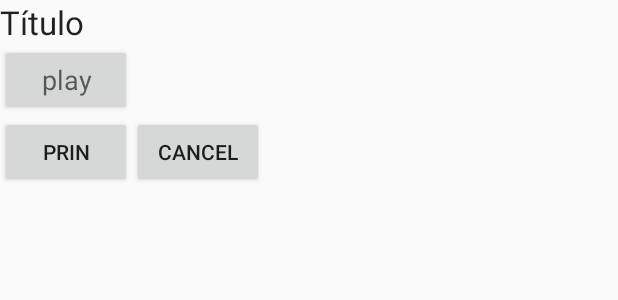
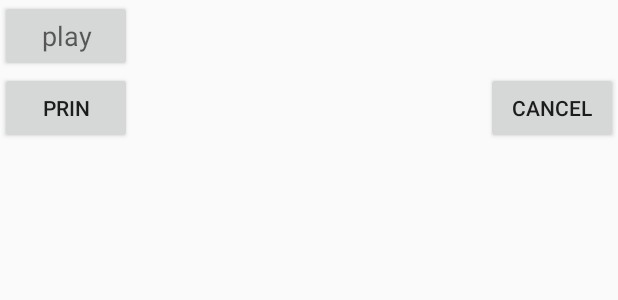
Before and after one commit to Rivanildo/MeuABC, an Android app: the layout activity_recorder.xml on its own in the app's theme, with its tools: preview values and no code run, on a phone screen of 412 x 824 dp. Shown: the top 300 px of the screen. Run offline under Robolectric (Android 15) with nearby library versions, the phone set to English and light mode, and no system bars.

Commit message:
Erro solucionado

```diff
--- a/MeuAbc/app/src/main/res/layout/activity_recorder.xml
+++ b/MeuAbc/app/src/main/res/layout/activity_recorder.xml
@@ -5,12 +5,7 @@
     android:layout_width="match_parent"
     android:layout_height="match_parent">
 
-    <TextView
-        android:layout_width="wrap_content"
-        android:layout_height="wrap_content"
-        android:textAppearance="?android:attr/textAppearanceLarge"
-        android:text="Título"
-        android:id="@+id/titulo" />
+
 
     <Button
         android:layout_width="wrap_content"
@@ -19,7 +14,7 @@
         android:text="play"
         android:id="@+id/bt_reproduzir" />
 
-    <LinearLayout
+    <RelativeLayout
         android:orientation="horizontal"
         android:layout_width="match_parent"
         android:layout_height="wrap_content">
@@ -34,7 +29,9 @@
             android:layout_width="wrap_content"
             android:layout_height="wrap_content"
             android:text="Cancel"
-            android:id="@+id/bt_cancelar" />
-    </LinearLayout>
+            android:id="@+id/bt_cancelar"
+            android:layout_alignParentTop="true"
+            android:layout_alignParentEnd="true" />
+    </RelativeLayout>
 
 </LinearLayout>
```
Also changed, not shown: MeuAbc/app/src/main/java/br/com/ufpb/rivanildo/meuabc/Main2Activity.java (+7 -3 lines).
